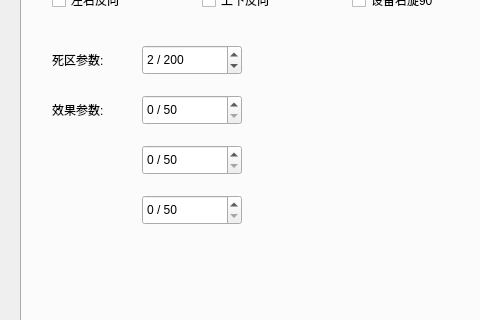
Above: widget.ui from mad0coding/Ethane-XVI-QT before the change; both pictures show x 0 to 480 and y 291 to 611 of the 1000 by 707 pixel window. Below: the same form after it.
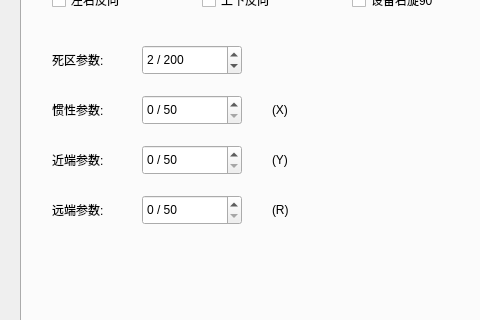
That is the form after the change.

```diff
--- a/widget.ui
+++ b/widget.ui
@@ -2743,7 +2743,7 @@
       <enum>Qt::NoFocus</enum>
      </property>
      <property name="text">
-      <string>效果参数:</string>
+      <string>惯性参数:</string>
      </property>
     </widget>
     <widget class="QLabel" name="label_16">
@@ -3009,6 +3009,86 @@
       <number>50</number>
      </property>
     </widget>
+    <widget class="QLabel" name="label_15">
+     <property name="geometry">
+      <rect>
+       <x>30</x>
+       <y>330</y>
+       <width>100</width>
+       <height>30</height>
+      </rect>
+     </property>
+     <property name="focusPolicy">
+      <enum>Qt::NoFocus</enum>
+     </property>
+     <property name="text">
+      <string>近端参数:</string>
+     </property>
+    </widget>
+    <widget class="QLabel" name="label_17">
+     <property name="geometry">
+      <rect>
+       <x>30</x>
+       <y>380</y>
+       <width>100</width>
+       <height>30</height>
+      </rect>
+     </property>
+     <property name="focusPolicy">
+      <enum>Qt::NoFocus</enum>
+     </property>
+     <property name="text">
+      <string>远端参数:</string>
+     </property>
+    </widget>
+    <widget class="QLabel" name="label_22">
+     <property name="geometry">
+      <rect>
+       <x>250</x>
+       <y>280</y>
+       <width>100</width>
+       <height>30</height>
+      </rect>
+     </property>
+     <property name="focusPolicy">
+      <enum>Qt::NoFocus</enum>
+     </property>
+     <property name="text">
+      <string>(X)</string>
+     </property>
+    </widget>
+    <widget class="QLabel" name="label_23">
+     <property name="geometry">
+      <rect>
+       <x>250</x>
+       <y>330</y>
+       <width>100</width>
+       <height>30</height>
+      </rect>
+     </property>
+     <property name="focusPolicy">
+      <enum>Qt::NoFocus</enum>
+     </property>
+     <property name="text">
+      <string>(Y)</string>
+     </property>
+    </widget>
+    <widget class="QLabel" name="label_34">
+     <property name="geometry">
+      <rect>
+       <x>250</x>
+       <y>380</y>
+       <width>100</width>
+       <height>30</height>
+      </rect>
+     </property>
+     <property name="focusPolicy">
+      <enum>Qt::NoFocus</enum>
+     </property>
+     <property name="text">
+      <string>(R)</string>
+     </property>
+    </widget>
    </widget>
    <widget class="QWidget" name="tab_e">
     <attribute name="title">
```
